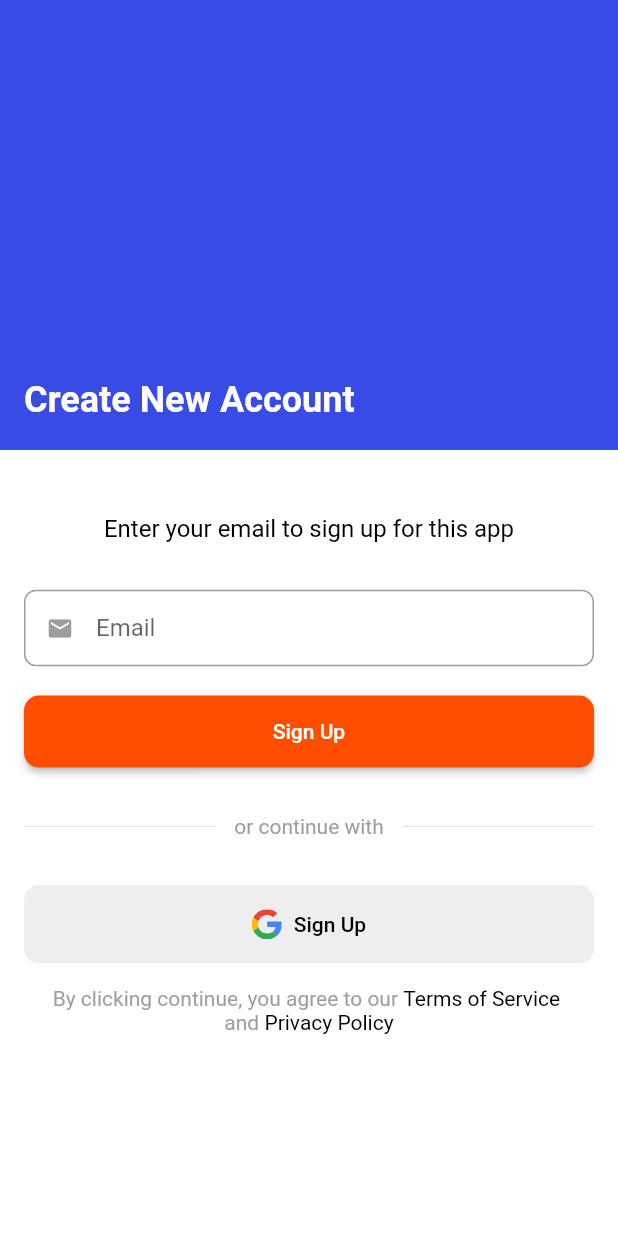
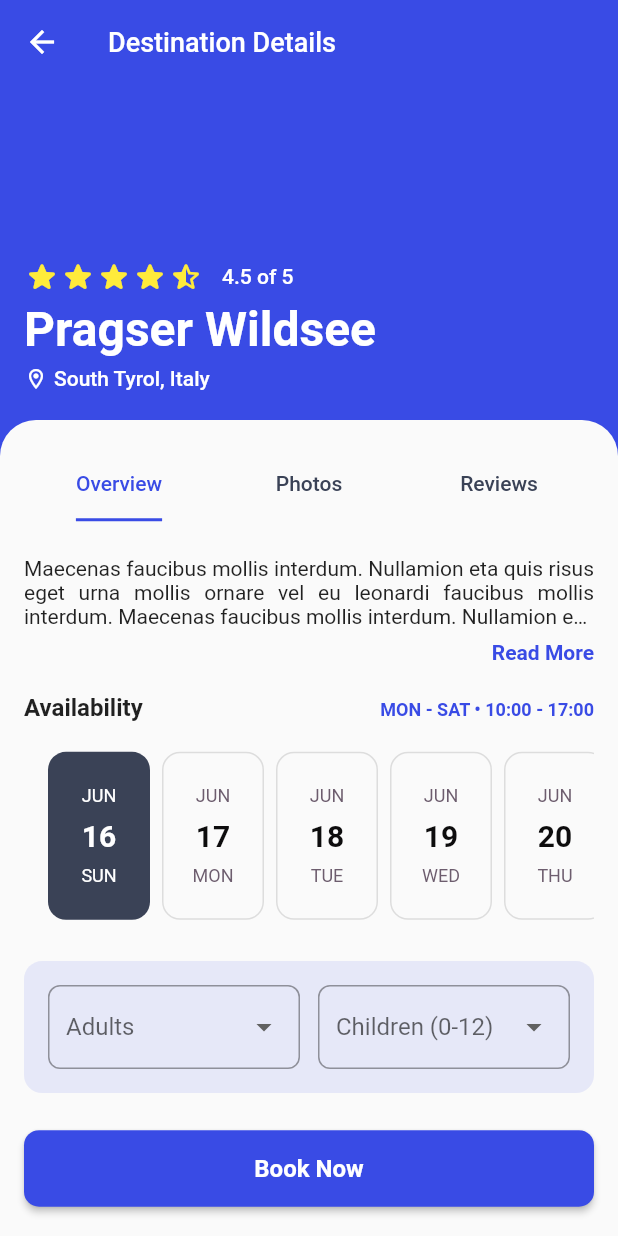
Before and after one commit to helodeepakji/onatrip, a Flutter app: the screen it shows after launch, on a phone screen of 412 x 824 dp. Run offline on Flutter 3.47's test engine with Material 3 defaults, Android fonts, the light colour scheme and no system bars; drawn by our look-alikes of easy_date_timeline; our stand-ins replace flutter_native_splash, flutter_screenutil, flutter_svg, form_field_validator, shared_preferences, vector_graphics.

Commit message:
Finished UI For destination details

```diff
--- a/lib/app.dart
+++ b/lib/app.dart
@@ -1,5 +1,6 @@
 import 'package:flutter/material.dart';
 import 'package:untitled1/features/auth_page/presentation/screens/signup_page.dart';
+import 'package:untitled1/features/saved_places_page/presentation/screens/destination_details_page.dart';
 import 'common/themes/button_theme.dart';
 import 'common/helper/http_services.dart';
 import 'common/helper/token_manager.dart';
@@ -42,7 +43,7 @@ class AppState extends State<App> {
             elevatedButtonTheme: CustomElevatedButtonThemeData.lightThemeData,
           ),
           debugShowCheckedModeBanner: false,
-          home: const SignupPage(),
+          home: const DestinationDetailsPage(),
         );
       },
       // child: MaterialApp(
--- a/lib/common/themes/button_theme.dart
+++ b/lib/common/themes/button_theme.dart
@@ -7,7 +7,7 @@ class CustomElevatedButtonThemeData {
 
   static ElevatedButtonThemeData lightThemeData = ElevatedButtonThemeData(
     style: ElevatedButton.styleFrom(
-      backgroundColor: CustomColors.secondaryColor,
+      backgroundColor: CustomColors.primaryColor,
       padding: const EdgeInsets.symmetric(vertical: 16, horizontal: 24),
       shape: RoundedRectangleBorder(
         borderRadius: BorderRadius.circular(10),
--- /dev/null
+++ b/lib/features/saved_places_page/presentation/screens/destination_details_page.dart
@@ -0,0 +1,274 @@
+import 'package:easy_date_timeline/easy_date_timeline.dart';
+import 'package:flutter/material.dart';
+import 'package:flutter/widgets.dart';
+import 'package:flutter_screenutil/flutter_screenutil.dart';
+import 'package:untitled1/common/constants/colors.dart';
+import 'package:untitled1/common/constants/spaces.dart';
+
+class DestinationDetailsPage extends StatefulWidget {
+  const DestinationDetailsPage({super.key});
+
+  @override
+  State<DestinationDetailsPage> createState() => _DestinationDetailsPageState();
+}
+
+class _DestinationDetailsPageState extends State<DestinationDetailsPage> with SingleTickerProviderStateMixin {
+  late final TabController _tabController;
+
+  @override
+  void initState() {
+    super.initState();
+    _tabController = TabController(length: 3, vsync: this);
+  }
+
+  @override
+  void dispose() {
+    _tabController.dispose();
+    super.dispose();
+  }
+
+  @override
+  Widget build(BuildContext context) {
+    return Scaffold(
+      backgroundColor: CustomColors.primaryColor,
+      body: SafeArea(
+        child: CustomScrollView(
+          shrinkWrap: true,
+          slivers: [
+            SliverAppBar(
+              pinned: true,
+              floating: true,
+              expandedHeight: 280,
+              backgroundColor: CustomColors.primaryColor,
+              automaticallyImplyLeading: true,
+              leading: IconButton(
+                icon: const Icon(
+                  Icons.arrow_back,
+                  color: Colors.white,
+                ),
+                onPressed: () {
+                  Navigator.of(context).pop();
+                },
+              ),
+              title: const Text(
+                "Destination Details",
+                style: TextStyle(
+                  color: Colors.white,
+                  fontSize: 18,
+                  fontWeight: FontWeight.w500,
+                ),
+              ),
+              flexibleSpace: FlexibleSpaceBar(
+                collapseMode: CollapseMode.pin,
+                background: Container(
+                  decoration: const BoxDecoration(
+                    color: CustomColors.primaryColor,
+                  ),
+                  child: Padding(
+                    padding: EdgeInsets.symmetric(
+                      horizontal: Spaces.defaultHorizontalPadding,
+                      vertical: Spaces.defaultVerticalPadding,
+                    ),
+                    child: const Column(
+                      crossAxisAlignment: CrossAxisAlignment.start,
+                      mainAxisAlignment: MainAxisAlignment.end,
+                      children: <Widget>[
+                        Row(
+                          crossAxisAlignment: CrossAxisAlignment.center,
+                          children: [
+                            Icon(Icons.star_rounded, color: Colors.yellow),
+                            Icon(Icons.star_rounded, color: Colors.yellow),
+                            Icon(Icons.star_rounded, color: Colors.yellow),
+                            Icon(Icons.star_rounded, color: Colors.yellow),
+                            Icon(Icons.star_half_rounded, color: Colors.yellow),
+                            SizedBox(width: 12),
+                            Text(
+                              "4.5 of 5",
+                              style: TextStyle(
+                                color: Colors.white,
+                                fontSize: 14,
+                                fontWeight: FontWeight.w500,
+                              ),
+                            ),
+                          ],
+                        ),
+                        SizedBox(height: 4),
+                        Text(
+                          "Pragser Wildsee",
+                          style: TextStyle(
+                            color: Colors.white,
+                            fontSize: 32,
+                            fontWeight: FontWeight.bold,
+                          ),
+                        ),
+                        SizedBox(height: 6),
+                        Row(
+                          children: [
+                            Icon(Icons.location_on_outlined, size: 16, color: Colors.white),
+                            SizedBox(width: 4),
+                            Text(
+                              "South Tyrol, Italy",
+                              style: TextStyle(
+                                color: Colors.white,
+                                fontSize: 14,
+                                fontWeight: FontWeight.w500,
+                              ),
+                            ),
+                          ],
+                        ),
+                      ],
+                    ),
+                  ),
+                ),
+              ),
+            ),
+            SliverFillRemaining(
+              child: Material(
+                borderRadius: const BorderRadius.only(
+                  topLeft: Radius.circular(24),
+                  topRight: Radius.circular(24),
+                ),
+                child: Padding(
+                  padding: EdgeInsets.symmetric(
+                    horizontal: Spaces.defaultHorizontalPadding,
+                    vertical: Spaces.defaultVerticalPadding,
+                  ),
+                  child: Column(
+                    crossAxisAlignment: CrossAxisAlignment.start,
+                    children: [
+                      TabBar(
+                        controller: _tabController,
+                        labelColor: CustomColors.primaryColor,
+                        unselectedLabelColor: CustomColors.subtitleColor,
+                        indicatorColor: CustomColors.primaryColor,
+                        indicatorSize: TabBarIndicatorSize.label,
+                        tabs: const [
+                          Tab(text: "Overview"),
+                          Tab(text: "Photos"),
+                          Tab(text: "Reviews"),
+                        ],
+                      ),
+                      SizedBox(height: 24.h),
+                      const Column(
+                        crossAxisAlignment: CrossAxisAlignment.end,
+                        children: [
+                          Text(
+                            "Maecenas faucibus mollis interdum. Nullamion eta quis risus eget urna mollis ornare vel eu leonardi faucibus mollis interdum. Maecenas faucibus mollis interdum. Nullamion eta quis risus eget urna mollis ornare vel eu leonardi faucibus mollis interdum. Maecenas faucibus mollis interdum. Nullamion eta quis risus eget urna mollis ornare vel eu leonardi faucibus mollis interdum",
+                            maxLines: 3,
+                            overflow: TextOverflow.ellipsis,
+                            textAlign: TextAlign.justify,
+                          ),
+                          SizedBox(height: 8),
+                          Text(
+                            "Read More",
+                            style: TextStyle(
+                              color: CustomColors.primaryColor,
+                              fontSize: 14,
+                              fontWeight: FontWeight.bold,
+                            ),
+                          ),
+                        ],
+                      ),
+                      SizedBox(height: 20.h),
+                      const Row(
+                        textBaseline: TextBaseline.alphabetic,
+                        crossAxisAlignment: CrossAxisAlignment.baseline,
+                        mainAxisAlignment: MainAxisAlignment.spaceBetween,
+                        children: [
+                          Text(
+                            "Availability",
+                            style: TextStyle(
+                              fontSize: 16,
+                              fontWeight: FontWeight.bold,
+                            ),
+                          ),
+                          Text(
+                            "MON - SAT • 10:00 - 17:00",
+                            style: TextStyle(
+                              fontSize: 12,
+                              fontWeight: FontWeight.bold,
+                              color: CustomColors.primaryColor,
+                            ),
+                          ),
+                        ],
+                      ),
+                      SizedBox(height: 12.h),
+                      EasyInfiniteDateTimeLine(
+                        firstDate: DateTime.now(),
+                        focusDate: DateTime.now(),
+                        lastDate: DateTime.now().add(const Duration(days: 180)),
+                        activeColor: CustomColors.subtitleColor,
+                        onDateChange: (selectedDate) {},
+                        showTimelineHeader: false,
+                      ),
+                      SizedBox(height: 20.h),
+                      Container(
+                        padding: const EdgeInsets.all(16),
+                        decoration: BoxDecoration(
+                          color: CustomColors.primaryColor.withOpacity(0.1),
+                          borderRadius: BorderRadius.circular(12),
+                        ),
+                        child: Row(
+                          children: [
+                            Expanded(
+                              child: DropdownButtonFormField(
+                                items: const [
+                                  DropdownMenuItem(value: 1, child: Text("1")),
+                                  DropdownMenuItem(value: 2, child: Text("2")),
+                                  DropdownMenuItem(value: 3, child: Text("3")),
+                                  DropdownMenuItem(value: 4, child: Text("4")),
+                                ],
+                                onChanged: (newValue) {},
+                                isDense: true,
+                                isExpanded: true,
+                                decoration: const InputDecoration(
+                                  labelText: "Adults",
+                                ),
+                              ),
+                            ),
+                            const SizedBox(width: 12),
+                            Expanded(
+                              child: DropdownButtonFormField(
+                                items: const [
+                                  DropdownMenuItem(value: 1, child: Text("1")),
+                                  DropdownMenuItem(value: 2, child: Text("2")),
+                                  DropdownMenuItem(value: 3, child: Text("3")),
+                                  DropdownMenuItem(value: 4, child: Text("4")),
+                                ],
+                                onChanged: (newValue) {},
+                                isDense: true,
+                                isExpanded: true,
+                                decoration: const InputDecoration(
+                                  labelText: "Children (0-12)",
+                                ),
+                              ),
+                            ),
+                          ],
+                        ),
+                      ),
+                      const Spacer(),
+                      SizedBox(
+                        width: double.infinity,
+                        child: ElevatedButton(
+                          onPressed: () {},
+                          child: const Text(
+                            "Book Now",
+                            style: TextStyle(
+                              color: Colors.white,
+                              fontSize: 16,
+                              fontWeight: FontWeight.bold,
+                            ),
+                          ),
+                        ),
+                      ),
+                    ],
+                  ),
+                ),
+              ),
+            ),
+          ],
+        ),
+      ),
+    );
+  }
+}
--- a/pubspec.yaml
+++ b/pubspec.yaml
@@ -42,6 +42,7 @@ dependencies:
   flutter_native_splash: ^2.4.0
   flutter_gen: ^5.4.0
   flutter_svg: ^2.0.9
+  easy_date_timeline: ^1.1.3
 
 dev_dependencies:
   flutter_test:
```
Also changed, not shown: lib/destination_page.dart (deleted, +0 -156 lines), lib/features/auth_page/presentation/screens/signup_page.dart (+24 -5 lines), lib/features/home_page/home_page.dart (+3 -4 lines), lib/login_page.dart (deleted, +0 -118 lines), pubspec.lock.
